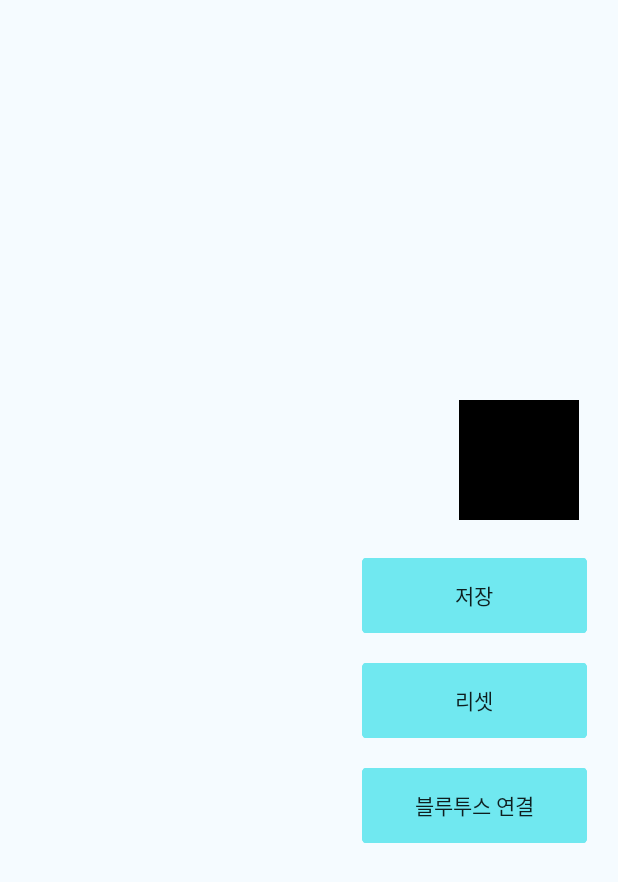
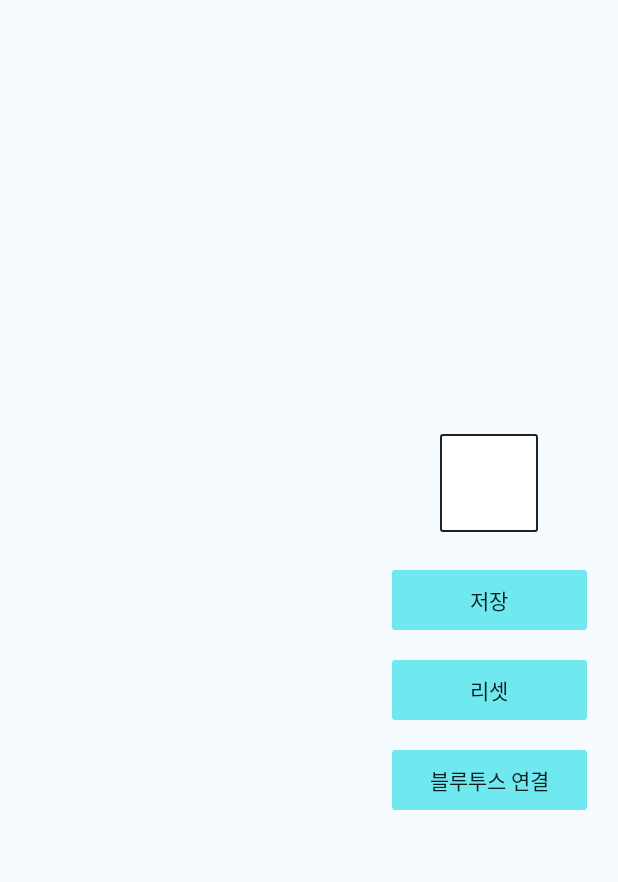
Before and after one commit to fds5gqx/IBS, an Android app: the layout led_activity.xml on its own in the app's theme, with its tools: preview values and no code run, on a phone screen of 412 x 824 dp. Shown: the top 882 px of the screen. Run offline under Robolectric (Android 15) with nearby library versions, the phone set to English and light mode, and no system bars.

Commit message:
LED 설정 레이아웃 약간 변경

```diff
--- a/app/src/main/java/com/example/gmp/exdbproject/LEDView.java
+++ b/app/src/main/java/com/example/gmp/exdbproject/LEDView.java
@@ -8,6 +8,7 @@ import android.content.pm.ActivityInfo;
 import android.graphics.Color;
 import android.graphics.PorterDuff;
 import android.graphics.drawable.Drawable;
+import android.graphics.drawable.GradientDrawable;
 import android.os.Build;
 import android.os.Bundle;
 import android.view.View;
@@ -35,11 +36,11 @@ import app.akexorcist.bluetotohspp.library.DeviceList;
 public class LEDView extends AppCompatActivity {
 
     ImageButton colorSelect;
+    ImageButton colorpic;
     BluetoothSPP bt;
-//    Drawable roundDrawable = ContextCompat.getDrawable(this, R.drawable.cerclebutton);
-    int red;
-    int green;
-    int blue;
+    int red = 0;
+    int green = 0;
+    int blue = 0;
 
     @Override
     protected void onCreate(@Nullable Bundle savedInstanceState) {
@@ -49,7 +50,8 @@ public class LEDView extends AppCompatActivity {
 
         bt = new BluetoothSPP(this);
 
-        colorSelect = (ImageButton) findViewById(R.id.colorpick);
+        colorSelect = (ImageButton) findViewById(R.id.colorpick2);
+        colorpic = (ImageButton) findViewById(R.id.colorpick);
         colorSelect.setOnClickListener(new View.OnClickListener() {
             @Override
             public void onClick(View v) {
@@ -281,11 +283,12 @@ public class LEDView extends AppCompatActivity {
 //                        } else {
 //                            colorSelect.setBackground(roundDrawable);
 //                        }
-//                        int color = getResources().getColor(selectedColor);
+//                        GradientDrawable bgShape = (GradientDrawable) colorSelect.getBackground();
+//                        bgShape.setColor(getResources().getColor(selectedColor));
                         red = Color.red(selectedColor);
                         green = Color.green(selectedColor);
                         blue = Color.blue(selectedColor);
-                        colorSelect.setBackgroundColor(selectedColor);
+                        colorpic.setBackgroundColor(selectedColor);
                     }
                 })
                 .setNegativeButton("cancel", new DialogInterface.OnClickListener() {
--- a/app/src/main/res/drawable-v24/shape_t.xml
+++ b/app/src/main/res/drawable-v24/shape_t.xml
@@ -10,7 +10,7 @@
                 android:width="1dp"
                 android:color="#212121" />
 
-            <solid android:color="#CCFFFFFF" />
+            <solid android:color="#00FFFFFF" />
             <corners
                 android:bottomRightRadius="1dip"
                 android:bottomLeftRadius="1dip"
--- a/app/src/main/res/layout/led_activity.xml
+++ b/app/src/main/res/layout/led_activity.xml
@@ -15,24 +15,25 @@
         <ScrollView
             android:layout_width="0dp"
             android:layout_height="wrap_content"
+            android:layout_gravity="center"
             android:layout_margin="5dp"
-            android:layout_weight="1"
-            android:layout_gravity="center">
+            android:layout_weight="1">
 
             <HorizontalScrollView
                 android:layout_width="match_parent"
                 android:layout_height="match_parent">
 
                 <LinearLayout
+                    android:id="@+id/linear"
                     android:layout_width="wrap_content"
                     android:layout_height="match_parent"
-                    android:orientation="vertical"
-                    android:id="@+id/linear">
+                    android:orientation="vertical">
 
                     <TableLayout
+                        android:id="@+id/table"
                         android:layout_width="match_parent"
-                        android:layout_height="match_parent"
-                        android:id="@+id/table">
+                        android:layout_height="match_parent">
+
                     </TableLayout>
                 </LinearLayout>
             </HorizontalScrollView>
@@ -44,18 +45,44 @@
             android:layout_gravity="center"
             android:orientation="vertical">
 
-            <ImageButton
-                android:id="@+id/colorpick"
-                android:layout_width="80dp"
-                android:layout_height="80dp"
-                android:layout_gravity="right"
-                android:layout_margin="15dp"
-                android:background="#000000" />
+            <FrameLayout
+                android:layout_width="wrap_content"
+                android:layout_height="wrap_content"
+                android:layout_gravity="center">
+
+                <LinearLayout
+                    android:layout_width="wrap_content"
+                    android:layout_height="wrap_content"
+                    android:layout_gravity="center">
+
+                    <ImageButton
+                        android:id="@+id/colorpick"
+                        android:layout_width="65dp"
+                        android:layout_height="65dp"
+                        android:layout_gravity="center"
+                        android:layout_margin="15dp"
+                        android:background="#ffffff" />
+                </LinearLayout>
+
+                <LinearLayout
+                    android:layout_width="wrap_content"
+                    android:layout_height="wrap_content"
+                    android:layout_gravity="center">
+
+                    <ImageButton
+                        android:id="@+id/colorpick2"
+                        android:layout_width="65dp"
+                        android:layout_height="65dp"
+                        android:layout_gravity="center"
+                        android:layout_margin="15dp"
+                        android:background="@drawable/shape_t" />
+                </LinearLayout>
+            </FrameLayout>
 
             <Button
                 android:id="@+id/Fianece2"
-                android:layout_width="150dp"
-                android:layout_height="50dp"
+                android:layout_width="130dp"
+                android:layout_height="40dp"
                 android:layout_gravity="right"
                 android:layout_margin="10dp"
                 android:background="@drawable/bt1"
@@ -64,8 +91,8 @@
 
             <Button
                 android:id="@+id/buttonR"
-                android:layout_width="150dp"
-                android:layout_height="50dp"
+                android:layout_width="130dp"
+                android:layout_height="40dp"
                 android:layout_gravity="right"
                 android:layout_margin="10dp"
                 android:background="@drawable/bt1"
@@ -74,13 +101,13 @@
 
             <Button
                 android:id="@+id/buttonB"
-                android:layout_width="150dp"
-                android:layout_height="50dp"
+                android:layout_width="130dp"
+                android:layout_height="40dp"
                 android:layout_gravity="right"
                 android:layout_margin="10dp"
                 android:background="@drawable/bt1"
                 android:minWidth="250dp"
-                android:text="블루투스 연결"/>
+                android:text="블루투스 연결" />
         </LinearLayout>
     </LinearLayout>
 </LinearLayout>
```
